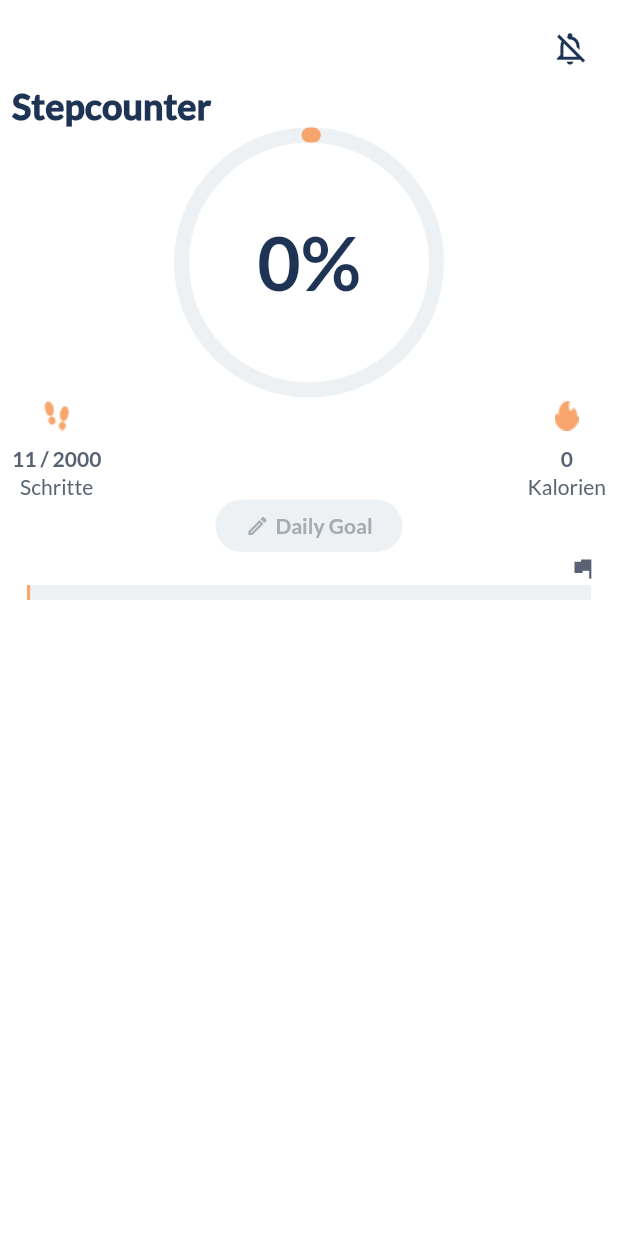
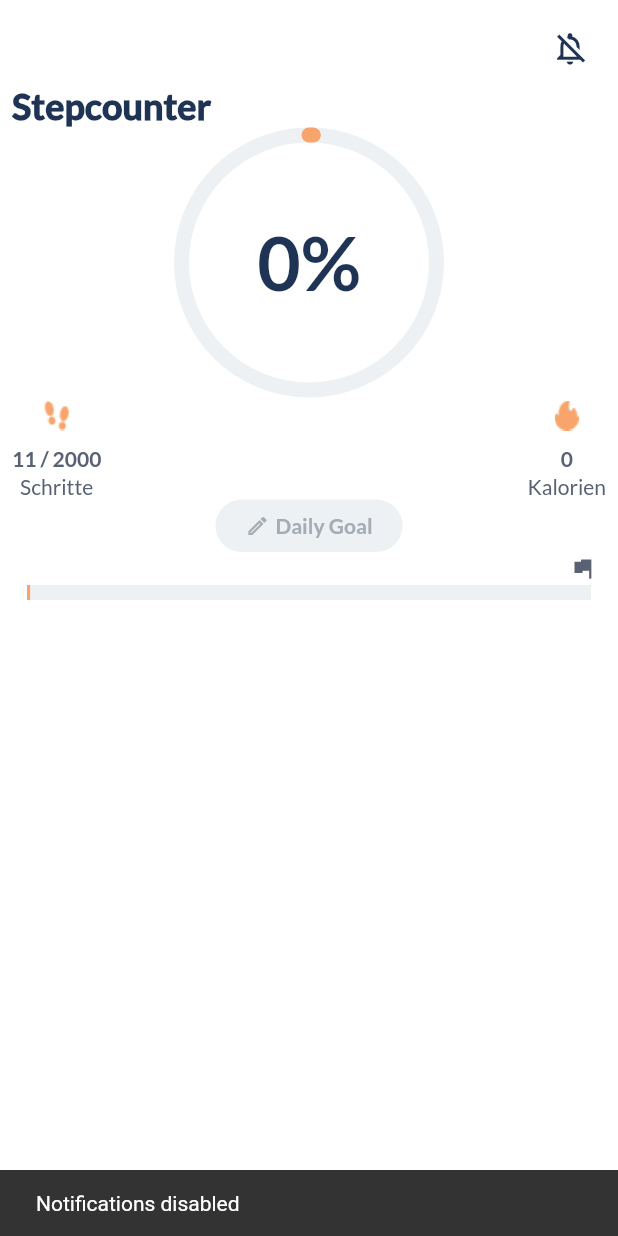
Before and after one commit to actranito/stepcounter, a Flutter app: the screen it shows after launch, after a tap on the "notifications" icon, on a phone screen of 412 x 824 dp. Run offline on Flutter 3.47's test engine with Material 2 defaults, Android fonts, the phone set to English and light mode, and no system bars; drawn by our look-alikes of percent_indicator; our stand-ins replace bloc, equatable, flutter_bloc, flutter_local_notifications, hydrated_bloc, timezone; missing offline and left inert: localstore.

Commit message:
Udated notifications nomenclature and added a snackBar when a the notificationsEnabled state changes

```diff
--- a/lib/blocs/notifications_bloc/notifications_bloc.dart
+++ b/lib/blocs/notifications_bloc/notifications_bloc.dart
@@ -65,7 +65,7 @@ class NotificationsBloc extends Bloc<NotificationsEvent, NotificationsState> {
 
       // We will only show the notification when the notifications are enabled
       // and if the dailyStepCount is less than the dailyGoal
-      if (settings.showNotifications && steps < settings.dailyGoal) {
+      if (settings.notificationsEnabled && steps < settings.dailyGoal) {
         this.add(SetNotificationEvent());
       } else {
         this.add(CancelNotificationEvent());
--- a/lib/blocs/settings_bloc/settings_bloc.dart
+++ b/lib/blocs/settings_bloc/settings_bloc.dart
@@ -18,7 +18,7 @@ class SettingsBloc extends Bloc<SettingsEvent, Settings> with HydratedMixin {
   ) async* {
     if (event is ToggleNotificationsEvent) {
       // Stream the same Settings object with a toggled showNotifications value
-      yield state.copyWith(showNotifications: !state.showNotifications);
+      yield state.copyWith(showNotifications: !state.notificationsEnabled);
     } else if (event is SetDailyGoalEvent) {
       // Stream the same Settings object with the new dailyGoal value
       yield state.copyWith(dailyGoal: event.dailyGoal);
@@ -30,7 +30,7 @@ class SettingsBloc extends Bloc<SettingsEvent, Settings> with HydratedMixin {
   @override
   Settings? fromJson(Map<String, dynamic> json) {
     return Settings(
-      showNotifications: json['showNotifications'],
+      notificationsEnabled: json['showNotifications'],
       dailyGoal: json['dailyGoal'],
     );
   }
@@ -38,7 +38,7 @@ class SettingsBloc extends Bloc<SettingsEvent, Settings> with HydratedMixin {
   @override
   Map<String, dynamic>? toJson(Settings state) {
     return {
-      'showNotifications': state.showNotifications,
+      'showNotifications': state.notificationsEnabled,
       'dailyGoal': state.dailyGoal,
     };
   }
--- a/lib/models/settings.dart
+++ b/lib/models/settings.dart
@@ -1,12 +1,12 @@
 import 'package:equatable/equatable.dart';
 
 class Settings extends Equatable {
-  late final bool showNotifications;
+  late final bool notificationsEnabled;
   late final int dailyGoal;
 
   // Setting the default values
   Settings({
-    this.showNotifications = true,
+    this.notificationsEnabled = true,
     this.dailyGoal = 2000,
   });
 
@@ -15,11 +15,11 @@ class Settings extends Equatable {
     int? dailyGoal,
   }) {
     return Settings(
-      showNotifications: showNotifications ?? this.showNotifications,
+      notificationsEnabled: showNotifications ?? this.notificationsEnabled,
       dailyGoal: dailyGoal ?? this.dailyGoal,
     );
   }
 
   @override
-  List<Object> get props => [this.showNotifications, this.dailyGoal];
+  List<Object> get props => [this.notificationsEnabled, this.dailyGoal];
 }
--- a/lib/views/test_view.dart
+++ b/lib/views/test_view.dart
@@ -88,7 +88,7 @@ class TestView extends StatelessWidget {
                     onTap: () {
                       (context)
                           .read<SettingsBloc>()
-                          .add(SetDailyGoalEvent(dailyGoal: dailyGoal + 1));
+                          .add(SetDailyGoalEvent(dailyGoal: dailyGoal + 100));
                       print('Daily Goal pressed');
                     },
                   ),
--- a/lib/widgets/toggle_notifications_button.dart
+++ b/lib/widgets/toggle_notifications_button.dart
@@ -2,6 +2,7 @@ import 'package:flutter/material.dart';
 import 'package:stepcounter/blocs/settings_bloc/settings_bloc.dart';
 import 'package:stepcounter/constants/app_constants.dart';
 import 'package:flutter_bloc/flutter_bloc.dart';
+import 'package:stepcounter/models/settings.dart';
 
 class ToggleNotificationsButton extends StatelessWidget {
   const ToggleNotificationsButton({Key? key}) : super(key: key);
@@ -10,9 +11,31 @@ class ToggleNotificationsButton extends StatelessWidget {
   Widget build(BuildContext context) {
     // Listen to changes in the Settings.showNotifications value
     bool showNotifications =
-        (context).watch<SettingsBloc>().state.showNotifications;
+        (context).watch<SettingsBloc>().state.notificationsEnabled;
 
-    return IconButton(
+    return BlocListener<SettingsBloc, Settings>(
+      // Listen to changes in the notificationsEnabled variable
+      // and display a snackbar when the value changes
+      listenWhen: (previous, current) =>
+          previous.notificationsEnabled != current.notificationsEnabled,
+      listener: (context, state) {
+        if (state.notificationsEnabled) {
+          ScaffoldMessenger.of(context).showSnackBar(
+            SnackBar(
+              content: Text('Notifications enabled'),
+              duration: Duration(seconds: 1),
+            ),
+          );
+        } else {
+          ScaffoldMessenger.of(context).showSnackBar(
+            SnackBar(
+              content: Text('Notifications disabled'),
+              duration: Duration(seconds: 1),
+            ),
+          );
+        }
+      },
+      child: IconButton(
         onPressed: () {
           // Add the ToggleNotificationsEvent to the Settings bloc
           (context).read<SettingsBloc>().add(ToggleNotificationsEvent());
@@ -24,6 +47,7 @@ class ToggleNotificationsButton extends StatelessWidget {
           color: AppColors.DARK_BLUE,
           size: 26.0,
         ),
+      ),
     );
   }
 }
```
Lines whose indentation alone changed are shown as unchanged.
